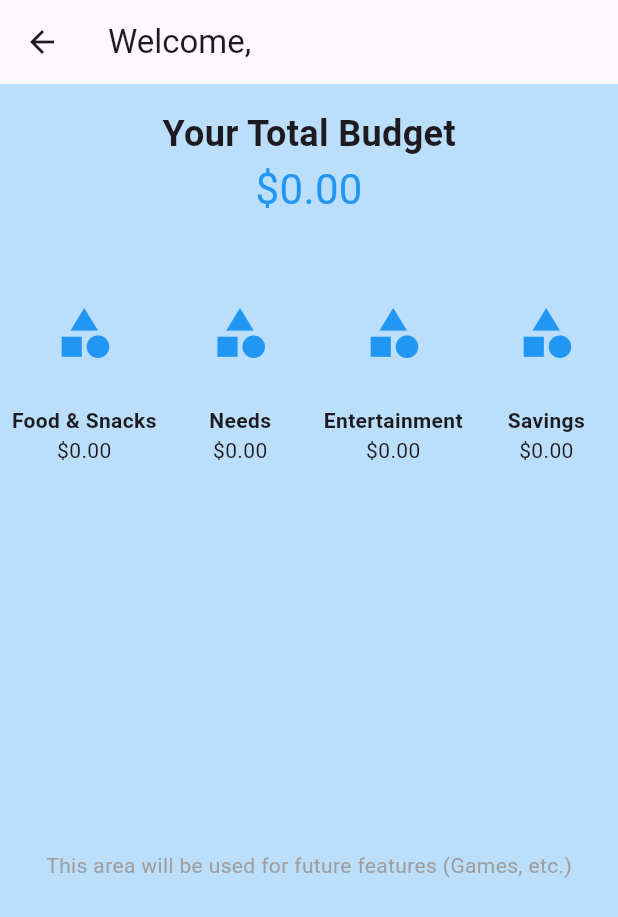
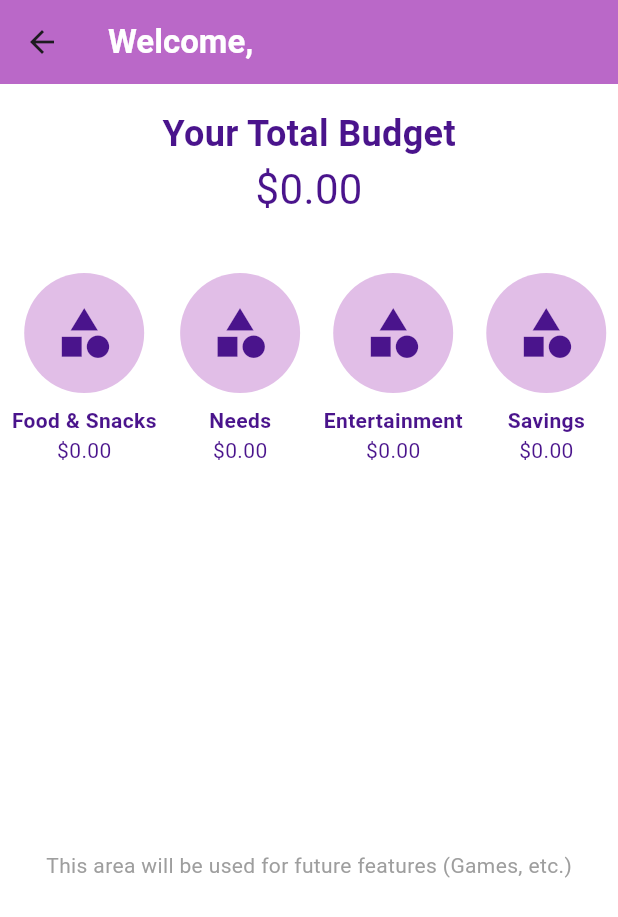
Before and after one commit to deemaoaloufi/KidCoin_App, a Flutter app: the NextScreen screen opened directly, after a tap on "Child Main Page", on a phone screen of 412 x 824 dp. Shown: the top 917 px of the screen. Run offline on Flutter 3.47's test engine with Material 3 defaults, Android fonts, the light colour scheme and no system bars; our stand-ins replace cloud_firestore, firebase_auth, firebase_core; accounts and stored records are empty.

Commit message:
Last Changes

```diff
--- a/lib/methods/Budget.dart
+++ b/lib/methods/Budget.dart
@@ -1,16 +1,19 @@
 class Budget {
-  String childId;
-  double foodAndSnacks;
-  double entertainment;
-  double needs;
-  double savings;
+  String childId; // Identifier for the child
+  double foodAndSnacks; // Budget for food and snacks
+  double entertainment; // Budget for entertainment
+  double needs; // Budget for needs
+  double savings; // Budget for savings
 
+  // Constructor for initializing budget values
   Budget(this.childId, this.foodAndSnacks, this.entertainment, this.needs, this.savings);
 
+  // Calculate total budget for the child
   double get totalBudget {
-    return foodAndSnacks + entertainment + needs + savings;
+    return foodAndSnacks + entertainment + needs + savings; // Total budget calculation
   }
 
+  // Override toString for easy debugging and display
   @override
   String toString() {
     return 'Budget for $childId: Food: \$${foodAndSnacks.toStringAsFixed(2)}, '
@@ -21,7 +24,7 @@ class Budget {
 }
 
 class BudgetManager {
-  final List<Budget> _budgets = [];
+  final List<Budget> _budgets = []; // List to hold budget instances
 
   BudgetManager() {
     // Prepopulate the list with sample data
@@ -37,7 +40,8 @@ class BudgetManager {
     );
   }
 
+  // Method to add a new budget
   void addBudget(Budget budget) {
-    _budgets.add(budget);
+    _budgets.add(budget); // Add the new budget to the list
   }
 }
--- a/lib/methods/child_main_page.dart
+++ b/lib/methods/child_main_page.dart
@@ -75,9 +75,15 @@ class _ChildMainPageState extends State<ChildMainPage> {
 
     return Scaffold(
       appBar: AppBar(
-        title: Text('Welcome, ${widget.childId}'), // Title includes child's ID
+        title: Text(
+          'Welcome, ${widget.childId}',
+          style: const TextStyle(fontWeight: FontWeight.bold, color: Colors.white), // Bold and white text
         ),
-      body: Column(
+        backgroundColor: Colors.purple[300], // Light purple color for the app bar
+      ),
+      body: Container(
+        color: Colors.white, // Set background color to white
+        child: Column(
           crossAxisAlignment: CrossAxisAlignment.center,
           children: [
             // Total Budget Display
@@ -87,11 +93,11 @@ class _ChildMainPageState extends State<ChildMainPage> {
                 children: [
                   const Text(
                     'Your Total Budget',
-                  style: TextStyle(fontSize: 24, fontWeight: FontWeight.bold),
+                    style: TextStyle(fontSize: 24, fontWeight: FontWeight.bold, color: Color(0xFF4A148C)), // Purple color
                   ),
                   Text(
                     '\$${budget!.totalBudget.toStringAsFixed(2)}', // Display total budget
-                  style: const TextStyle(fontSize: 28, color: Colors.blue),
+                    style: const TextStyle(fontSize: 28, color: Color(0xFF4A148C)), // Purple color
                   ),
                 ],
               ),
@@ -119,6 +125,7 @@ class _ChildMainPageState extends State<ChildMainPage> {
             ),
           ],
         ),
+      ),
     );
   }
 
@@ -130,12 +137,12 @@ class _ChildMainPageState extends State<ChildMainPage> {
         children: [
           CircleAvatar(
             radius: 40,
-            backgroundColor: Colors.blue[100], // Light background for the icon
-            child: const Icon(Icons.category, size: 40, color: Colors.blue), // Generic icon
+            backgroundColor: const Color(0xFFE1BEE7), // Light purple background for the icon
+            child: const Icon(Icons.category, size: 40, color: Color(0xFF4A148C)), // Purple icon color
           ),
           const SizedBox(height: 8),
-          Text(title, style: const TextStyle(fontWeight: FontWeight.bold)),
-          Text('\$${amount.toStringAsFixed(2)}'), // Display the budget amount
+          Text(title, style: const TextStyle(fontWeight: FontWeight.bold, color: Color(0xFF4A148C))), // Purple title color
+          Text('\$${amount.toStringAsFixed(2)}', style: const TextStyle(color: Color(0xFF4A148C))), // Purple amount color
         ],
       ),
     );
--- a/lib/next_screen.dart
+++ b/lib/next_screen.dart
@@ -11,7 +11,11 @@ class NextScreen extends StatelessWidget {
   Widget build(BuildContext context) {
     return Scaffold(
       appBar: AppBar(
-        title: const Text('Next Screen'),
+        title: const Text(
+          'Next Screen',
+          style: TextStyle(color: Colors.white, fontWeight: FontWeight.bold), // White bold text
+        ),
+        backgroundColor: Colors.purple[300], // Lighter purple for the AppBar
       ),
       body: Center(
         child: Column(
@@ -24,8 +28,15 @@ class NextScreen extends StatelessWidget {
                   MaterialPageRoute(builder: (context) => SignUpPage()),
                 );
               },
-              child: const Text('Sign Up'),
+              style: ButtonStyle(
+                backgroundColor: MaterialStateProperty.all<Color>(Colors.purple[200]!), // Lighter purple for buttons
+              ),
+              child: Text(
+                'Sign Up',
+                style: TextStyle(fontWeight: FontWeight.bold, color: Colors.purple[900]), // Dark purple for button text
+              ),
             ),
+            const SizedBox(height: 10), // Add spacing between buttons
             ElevatedButton(
               onPressed: () {
                 Navigator.push(
@@ -33,8 +44,15 @@ class NextScreen extends StatelessWidget {
                   MaterialPageRoute(builder: (context) => ParentLoginPage()),
                 );
               },
-              child: const Text('Login'),
+              style: ButtonStyle(
+                backgroundColor: MaterialStateProperty.all<Color>(Colors.purple[200]!), // Lighter purple for buttons
+              ),
+              child: Text(
+                'Login',
+                style: TextStyle(fontWeight: FontWeight.bold, color: Colors.purple[900]), // Dark purple for button text
+              ),
             ),
+            const SizedBox(height: 10), // Add spacing between buttons
             ElevatedButton(
               onPressed: () {
                 Navigator.push(
@@ -42,8 +60,15 @@ class NextScreen extends StatelessWidget {
                   MaterialPageRoute(builder: (context) => const ChildRegistrationForm()), // Use the registration form here
                 );
               },
-              child: const Text('Child Registration'),
+              style: ButtonStyle(
+                backgroundColor: MaterialStateProperty.all<Color>(Colors.purple[200]!), // Lighter purple for buttons
+              ),
+              child: Text(
+                'Child Registration',
+                style: TextStyle(fontWeight: FontWeight.bold, color: Colors.purple[900]), // Dark purple for button text
+              ),
             ),
+            const SizedBox(height: 10), // Add spacing between buttons
             ElevatedButton(
               onPressed: () {
                 Navigator.push(
@@ -51,11 +76,18 @@ class NextScreen extends StatelessWidget {
                   MaterialPageRoute(builder: (context) => ChildMainPage(childId: '',)),
                 );
               },
-              child: const Text('Child Main Page'),
+              style: ButtonStyle(
+                backgroundColor: MaterialStateProperty.all<Color>(Colors.purple[200]!), // Lighter purple for buttons
+              ),
+              child: Text(
+                'Child Main Page',
+                style: TextStyle(fontWeight: FontWeight.bold, color: Colors.purple[900]), // Dark purple for button text
+              ),
             ),
           ],
         ),
       ),
+      backgroundColor: Colors.white, // Set background color to white
     );
   }
 }
```
Also changed, not shown: lib/home_screen.dart (+10 -6 lines), lib/methods/child_registration.dart (+32 -12 lines), lib/methods/parent_login_page.dart (+17 -7 lines), lib/methods/sign_up_page.dart (+17 -7 lines), lib/methods/spent_amount_page.dart (+14 -5 lines). Lines whose indentation alone changed are shown as unchanged.
